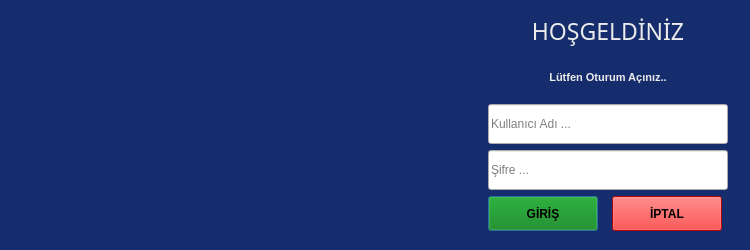
AyhanErcan70/SATTUP, file ui/ui_files/auth_window.ui: the form before one commit.
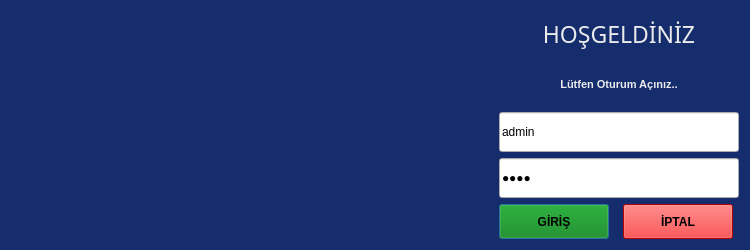
The form after the commit. Icons and pictures are not drawn.

```diff
--- a/ui/ui_files/auth_window.ui
+++ b/ui/ui_files/auth_window.ui
@@ -69,29 +69,16 @@
   <property name="modal">
    <bool>false</bool>
   </property>
+  <layout class="QGridLayout" name="gridLayout_2">
+   <item row="0" column="0">
   <widget class="QWidget" name="logo_wid" native="true">
-   <property name="geometry">
-    <rect>
-     <x>10</x>
-     <y>40</y>
-     <width>410</width>
-     <height>180</height>
-    </rect>
-   </property>
    <property name="styleSheet">
     <string notr="true">image:url(:/resim/assets/images/logo-w.png)
 </string>
    </property>
   </widget>
-  <widget class="QWidget" name="layoutWidget">
-   <property name="geometry">
-    <rect>
-     <x>488</x>
-     <y>10</y>
-     <width>242</width>
-     <height>221</height>
-    </rect>
-   </property>
+   </item>
+   <item row="0" column="1">
    <layout class="QGridLayout" name="gridLayout">
     <item row="0" column="0" colspan="2">
      <widget class="QLabel" name="lbl_welcome">
@@ -149,6 +136,9 @@
         <height>40</height>
        </size>
       </property>
+       <property name="text">
+        <string>admin</string>
+       </property>
       <property name="placeholderText">
        <string>Kullanıcı Adı ...</string>
       </property>
@@ -174,6 +164,9 @@
         <height>40</height>
        </size>
       </property>
+       <property name="text">
+        <string>1234</string>
+       </property>
       <property name="echoMode">
        <enum>QLineEdit::EchoMode::Password</enum>
       </property>
@@ -240,7 +233,8 @@
      </widget>
     </item>
    </layout>
-  </widget>
+   </item>
+  </layout>
  </widget>
  <resources>
   <include location="../icons/resource.qrc"/>
```
Lines whose indentation alone changed are shown as unchanged.
